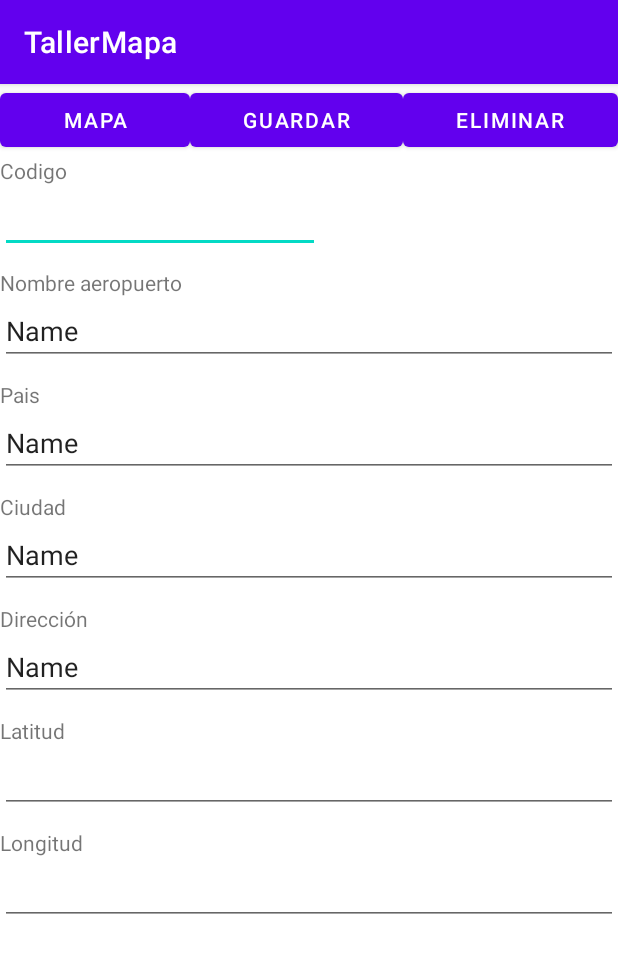
After one commit to JulioJavif/TallerMapa, an Android app: the InfoAereopuerto screen opened directly, with no data from a screen before it, on a phone screen of 412 x 824 dp. The commit adds this screen. Shown: the top 953 px of the screen. Run offline under Robolectric (Android 15) with nearby library versions, the phone set to English and light mode, and no system bars.

```diff
--- a/app/src/main/AndroidManifest.xml
+++ b/app/src/main/AndroidManifest.xml
@@ -12,7 +12,9 @@
         android:roundIcon="@mipmap/ic_launcher_round"
         android:supportsRtl="true"
         android:theme="@style/Theme.TallerMapa">
-        <activity android:name=".MapsActivity"></activity>
+        <activity android:name=".InfoAereopuerto"></activity>
+        <activity android:name=".ListadoAereopuerto" />
+        <activity android:name=".MapsActivity" />
         <activity android:name=".RegistrarAeropuerto" />
         <activity android:name=".MainActivity">
             <intent-filter>
--- /dev/null
+++ b/app/src/main/java/com/example/tallermapa/InfoAereopuerto.java
@@ -0,0 +1,14 @@
+package com.example.tallermapa;
+
+import androidx.appcompat.app.AppCompatActivity;
+
+import android.os.Bundle;
+
+public class InfoAereopuerto extends AppCompatActivity {
+
+    @Override
+    protected void onCreate(Bundle savedInstanceState) {
+        super.onCreate(savedInstanceState);
+        setContentView(R.layout.activity_info_aereopuerto);
+    }
+}
--- a/app/src/main/java/com/example/tallermapa/MainActivity.java
+++ b/app/src/main/java/com/example/tallermapa/MainActivity.java
@@ -28,8 +28,12 @@ public class MainActivity extends AppCompatActivity implements View.OnClickListe
     public void onClick(View v) {
         switch (v.getId()){
             case R.id.btnregistrar:
-                Intent i= new Intent(this, RegistrarAeropuerto.class);
+                Intent i = new Intent(this, RegistrarAeropuerto.class);
                 startActivity(i);
+                break;
+            case R.id.btnlistado:
+                Intent i2 = new Intent(this, ListadoAereopuerto.class);
+                startActivity(i2);
                 break;
         }
 
--- /dev/null
+++ b/app/src/main/res/layout/activity_info_aereopuerto.xml
@@ -0,0 +1,143 @@
+<?xml version="1.0" encoding="utf-8"?>
+<LinearLayout xmlns:android="http://schemas.android.com/apk/res/android"
+    xmlns:app="http://schemas.android.com/apk/res-auto"
+    xmlns:tools="http://schemas.android.com/tools"
+    android:layout_width="match_parent"
+    android:layout_height="match_parent"
+    android:orientation="vertical"
+    tools:context=".InfoAereopuerto">
+
+    <LinearLayout
+        android:layout_width="match_parent"
+        android:layout_height="wrap_content"
+        android:orientation="horizontal">
+
+        <Button
+            android:id="@+id/btnVerMapa"
+            android:layout_width="wrap_content"
+            android:layout_height="wrap_content"
+            android:layout_weight="1"
+            android:text="Mapa" />
+
+        <Button
+            android:id="@+id/btnGuardarCambios"
+            android:layout_width="wrap_content"
+            android:layout_height="wrap_content"
+            android:layout_weight="1"
+            android:text="Guardar" />
+
+        <Button
+            android:id="@+id/btnEliminar"
+            android:layout_width="wrap_content"
+            android:layout_height="wrap_content"
+            android:layout_weight="1"
+            android:text="Eliminar" />
+    </LinearLayout>
+
+    <LinearLayout
+        android:layout_width="match_parent"
+        android:layout_height="match_parent"
+        android:orientation="vertical">
+
+        <TextView
+            android:id="@+id/textView"
+            android:layout_width="match_parent"
+            android:layout_height="wrap_content"
+            android:text="Codigo" />
+
+        <EditText
+            android:id="@+id/etxtCodigo"
+            android:layout_width="wrap_content"
+            android:layout_height="wrap_content"
+            android:ems="10"
+            android:inputType="number" />
+
+        <TextView
+            android:id="@+id/textView4"
+            android:layout_width="match_parent"
+            android:layout_height="wrap_content"
+            android:layout_marginTop="10dp"
+            android:text="Nombre aeropuerto" />
+
+        <EditText
+            android:id="@+id/etxtNombre"
+            android:layout_width="match_parent"
+            android:layout_height="wrap_content"
+            android:ems="10"
+            android:inputType="textPersonName"
+            android:text="Name" />
+
+        <TextView
+            android:id="@+id/textView5"
+            android:layout_width="match_parent"
+            android:layout_height="wrap_content"
+            android:layout_marginTop="10dp"
+            android:text="Pais" />
+
+        <EditText
+            android:id="@+id/etxtPais"
+            android:layout_width="match_parent"
+            android:layout_height="wrap_content"
+            android:ems="10"
+            android:inputType="textPersonName"
+            android:text="Name" />
+
+        <TextView
+            android:id="@+id/textView9"
+            android:layout_width="match_parent"
+            android:layout_height="wrap_content"
+            android:layout_marginTop="10dp"
+            android:text="Ciudad" />
+
+        <EditText
+            android:id="@+id/etxtCiudad"
+            android:layout_width="match_parent"
+            android:layout_height="wrap_content"
+            android:ems="10"
+            android:inputType="textPersonName"
+            android:text="Name" />
+
+        <TextView
+            android:id="@+id/textView10"
+            android:layout_width="match_parent"
+            android:layout_height="wrap_content"
+            android:layout_marginTop="10dp"
+            android:text="Dirección" />
+
+        <EditText
+            android:id="@+id/etxtDireccion"
+            android:layout_width="match_parent"
+            android:layout_height="wrap_content"
+            android:ems="10"
+            android:inputType="textPersonName"
+            android:text="Name" />
+
+        <TextView
+            android:id="@+id/textView11"
+            android:layout_width="match_parent"
+            android:layout_height="wrap_content"
+            android:layout_marginTop="10dp"
+            android:text="Latitud" />
+
+        <EditText
+            android:id="@+id/etxtLatitud"
+            android:layout_width="match_parent"
+            android:layout_height="wrap_content"
+            android:ems="10"
+            android:inputType="number" />
+
+        <TextView
+            android:id="@+id/textView12"
+            android:layout_width="match_parent"
+            android:layout_height="wrap_content"
+            android:layout_marginTop="10dp"
+            android:text="Longitud" />
+
+        <EditText
+            android:id="@+id/etxtLongitud"
+            android:layout_width="match_parent"
+            android:layout_height="wrap_content"
+            android:ems="10"
+            android:inputType="number" />
+    </LinearLayout>
+</LinearLayout>
```
Also changed, not shown: app/src/main/java/com/example/tallermapa/AeropuertoController.java (+32 -0 lines), app/src/main/java/com/example/tallermapa/ListadoAereopuerto.java (added, +47 -0 lines), app/src/main/res/layout/activity_listado_aereopuerto.xml (added, +13 -0 lines).
